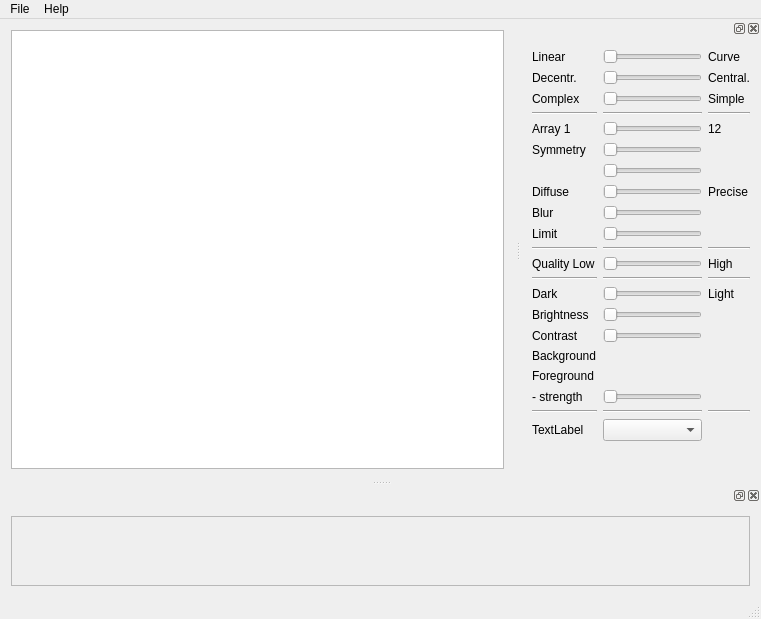
Before: the Qt Designer form src/gui/ifsmainwin.ui in simzer/ifs, drawn with Qt 5.
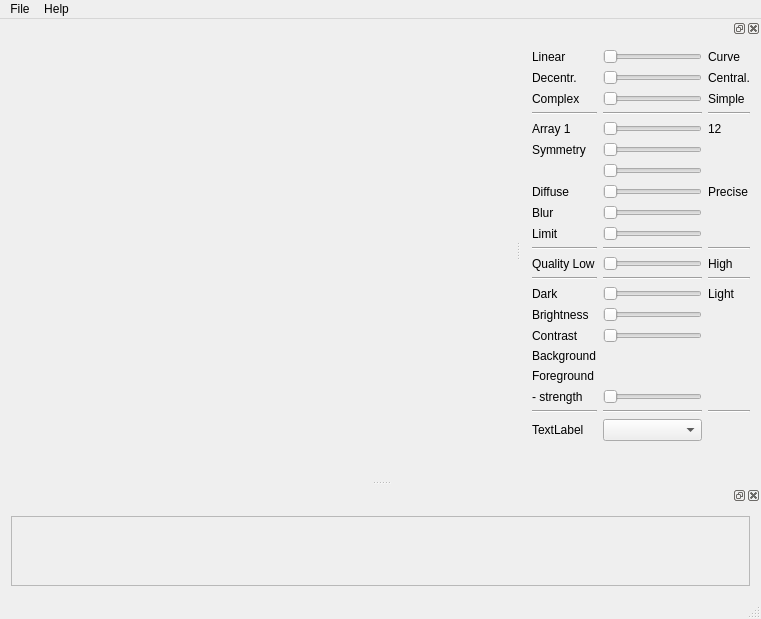
After: the same form once the commit is applied.

Commit message: Main ifs rendering and drawing in paralel threads added.

```diff
--- a/src/gui/ifsmainwin.ui
+++ b/src/gui/ifsmainwin.ui
@@ -14,11 +14,7 @@
    <string>IFS Illusions</string>
   </property>
   <widget class="QWidget" name="centralWidget">
-   <layout class="QGridLayout" name="gridLayout_3">
-    <item row="0" column="0">
-     <widget class="QGraphicsView" name="mainImage"/>
-    </item>
-   </layout>
+   <layout class="QGridLayout" name="gridLayout_3"/>
   </widget>
   <widget class="QMenuBar" name="menuBar">
    <property name="geometry">
```
The commit also changes 8 other files.
